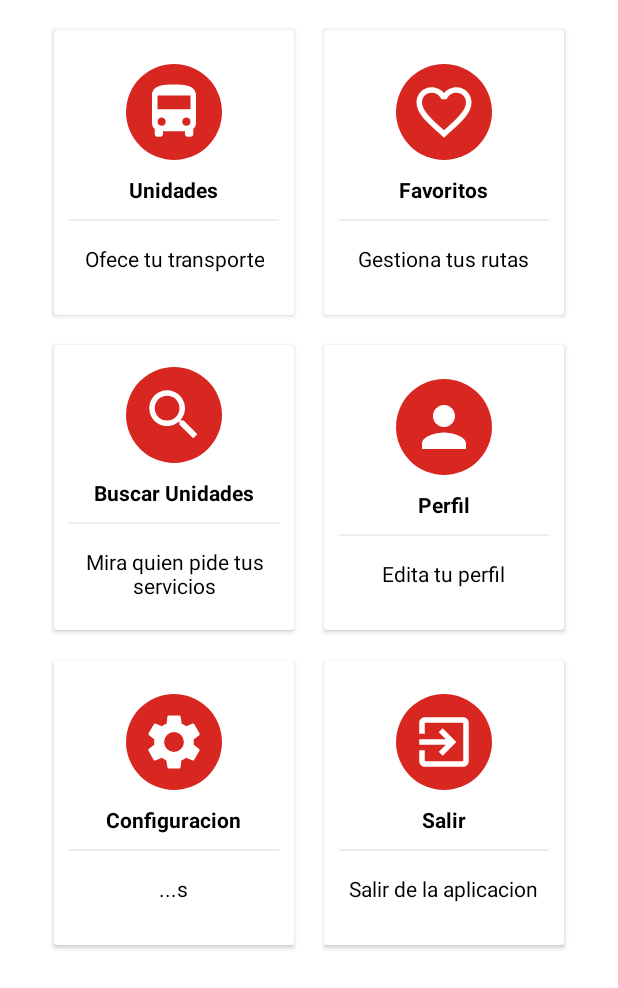
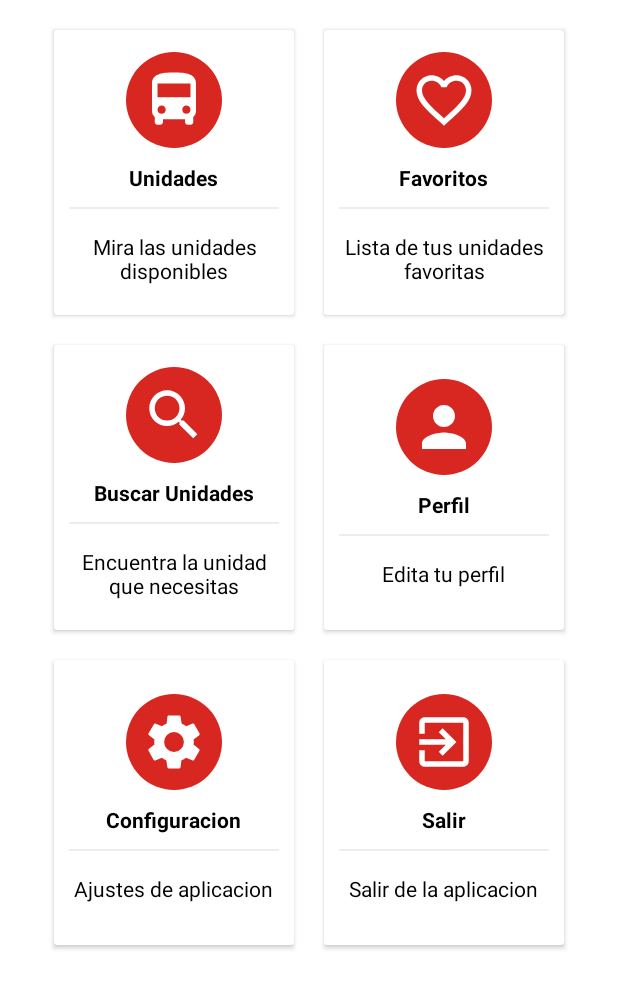
Before and after one commit to TecErickLuna/AVISAdevelopers, an Android app: the InicioPropietario screen opened directly, with no data from a screen before it, on a phone screen of 412 x 824 dp. Shown: the top 988 px of the screen. Run offline under Robolectric (Android 15) with nearby library versions, the phone set to English and light mode, and no system bars.

Commit message:
Hay que cambiar las opciones de inicio propietario(no estas definidas)

```diff
--- a/app/src/main/res/layout/activity_inicio_conductor.xml
+++ b/app/src/main/res/layout/activity_inicio_conductor.xml
@@ -237,7 +237,7 @@
                     android:layout_width="wrap_content"
                     android:layout_height="wrap_content"
                     android:gravity="center"
-                    android:text="...s"
+                    android:text="Ajustes de aplicacion"
                     android:padding="5dp"
                     android:textColor="#000"/>
             </LinearLayout>
--- a/app/src/main/res/layout/activity_inicio_pasajero.xml
+++ b/app/src/main/res/layout/activity_inicio_pasajero.xml
@@ -50,7 +50,7 @@
                     android:layout_width="wrap_content"
                     android:layout_height="wrap_content"
                     android:gravity="center"
-                    android:text="Ofece tu transporte"
+                    android:text="Mira las unidades disponibles"
                     android:padding="5dp"
                     android:textColor="#000"/>
             </LinearLayout>
@@ -91,7 +91,7 @@
                     android:layout_width="wrap_content"
                     android:layout_height="wrap_content"
                     android:gravity="center"
-                    android:text="Gestiona tus rutas"
+                    android:text="Lista de tus unidades favoritas"
                     android:padding="5dp"
                     android:textColor="#000"/>
             </LinearLayout>
@@ -142,7 +142,7 @@
                     android:layout_width="wrap_content"
                     android:layout_height="wrap_content"
                     android:gravity="center"
-                    android:text="Mira quien pide tus servicios"
+                    android:text="Encuentra la unidad que necesitass"
                     android:padding="5dp"
                     android:textColor="#000"/>
             </LinearLayout>
--- a/app/src/main/res/layout/activity_inicio_propietario.xml
+++ b/app/src/main/res/layout/activity_inicio_propietario.xml
@@ -50,7 +50,7 @@
                     android:layout_width="wrap_content"
                     android:layout_height="wrap_content"
                     android:gravity="center"
-                    android:text="Ofece tu transporte"
+                    android:text="Mira las unidades disponibles"
                     android:padding="5dp"
                     android:textColor="#000"/>
             </LinearLayout>
@@ -91,7 +91,7 @@
                     android:layout_width="wrap_content"
                     android:layout_height="wrap_content"
                     android:gravity="center"
-                    android:text="Gestiona tus rutas"
+                    android:text="Lista de tus unidades favoritas"
                     android:padding="5dp"
                     android:textColor="#000"/>
             </LinearLayout>
@@ -142,7 +142,7 @@
                     android:layout_width="wrap_content"
                     android:layout_height="wrap_content"
                     android:gravity="center"
-                    android:text="Mira quien pide tus servicios"
+                    android:text="Encuentra la unidad que necesitas"
                     android:padding="5dp"
                     android:textColor="#000"/>
             </LinearLayout>
@@ -237,7 +237,7 @@
                     android:layout_width="wrap_content"
                     android:layout_height="wrap_content"
                     android:gravity="center"
-                    android:text="...s"
+                    android:text="Ajustes de aplicacion"
                     android:padding="5dp"
                     android:textColor="#000"/>
             </LinearLayout>
--- a/app/src/main/res/layout/activity_login__form.xml
+++ b/app/src/main/res/layout/activity_login__form.xml
@@ -13,12 +13,6 @@
         android:id="@+id/header"
         android:orientation="vertical"
         android:background="@drawable/flogin">
-        <ImageView
-            android:layout_width="90dp"
-            android:layout_height="90dp"
-            android:layout_gravity="center"
-            android:layout_marginTop="-10dp"
-            android:src="@drawable/avisalogin"/>
  <TextView
      android:layout_width="match_parent"
      android:layout_height="60dp"
```
